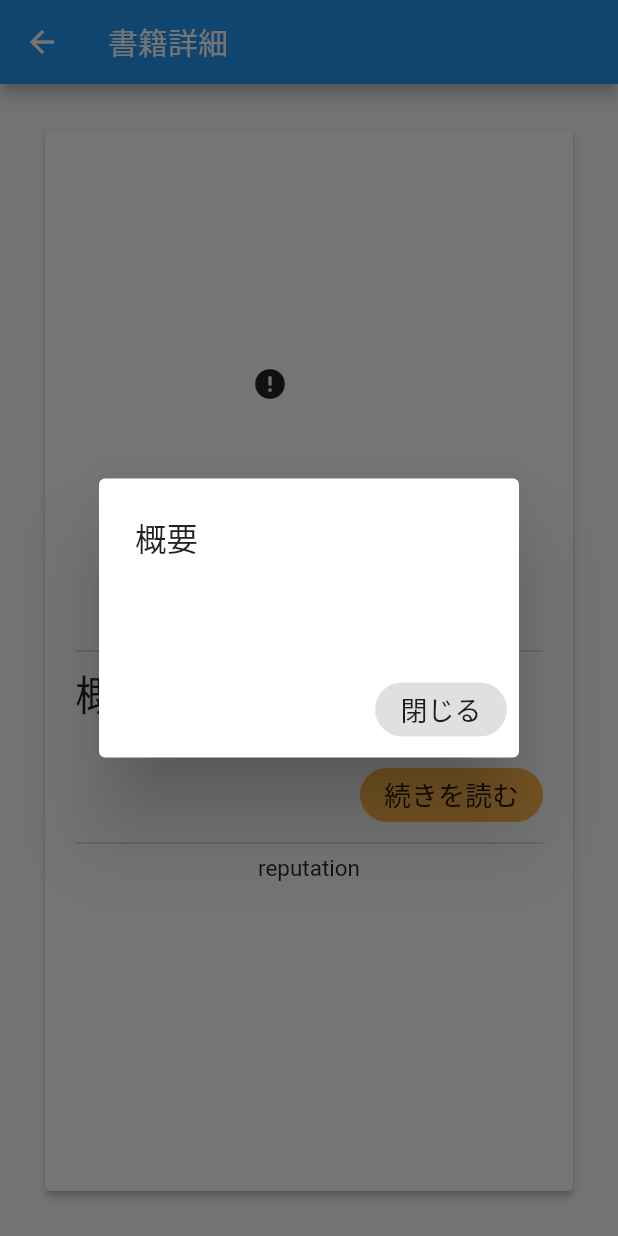
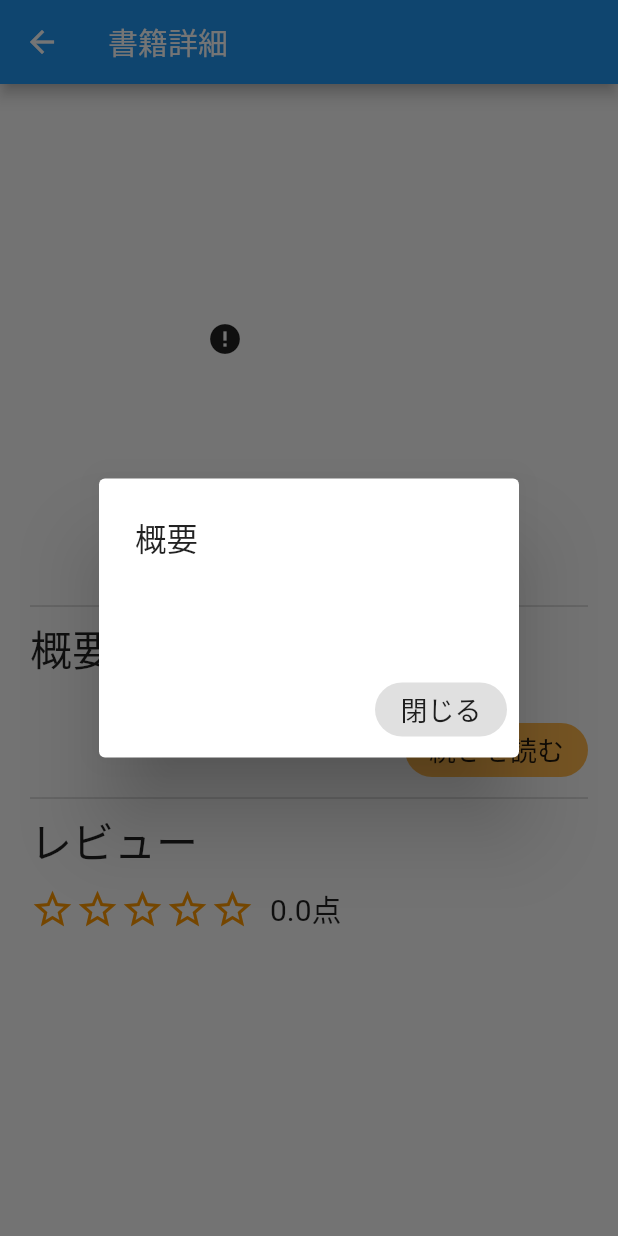
Before and after one commit to ssshun/digital_bookshelf, a Flutter app: the BookDetail screen opened directly with empty values, after a tap on "続きを読む", on a phone screen of 412 x 824 dp. Run offline on Flutter 3.47's test engine with Material 2 defaults, Android fonts, the phone set to English and light mode, and no system bars; drawn by our look-alikes of cached_network_image; our stand-ins replace badges, cloud_firestore, font_awesome_flutter; accounts and stored records are empty; network calls fail.

Commit message:
add reputation area

```diff
--- a/lib/book_detail.dart
+++ b/lib/book_detail.dart
@@ -26,21 +26,12 @@ class BookDetail extends StatelessWidget {
       appBar: AppBar(
         title: Text('書籍詳細'),
       ),
-      body: SizedBox(
-        width: double.infinity,
-        height: double.infinity,
-        child: Card(
-          elevation: 2.0,
-          margin:
-              EdgeInsets.only(top: 30.0, right: 30.0, bottom: 30.0, left: 30.0),
-          child: Column(
-            crossAxisAlignment: CrossAxisAlignment.center,
-            children: <Widget>[
-              _bookDetailArea(context),
-              _reputationArea(),
-            ],
-          ),
-        ),
+      body: Column(
+        crossAxisAlignment: CrossAxisAlignment.center,
+        children: <Widget>[
+          _bookDetailArea(context),
+          _reputationArea(),
+        ],
       ),
     );
   }
@@ -186,7 +177,48 @@ class BookDetail extends StatelessWidget {
   }
 
   Widget _reputationArea() {
-    return Center(child: Text('reputation'));
+    return Column(
+      crossAxisAlignment: CrossAxisAlignment.start,
+      children: <Widget>[
+        Padding(
+          padding: EdgeInsets.symmetric(horizontal: 20.0),
+          child: Text(
+            'レビュー',
+            style: TextStyle(
+              fontSize: 28,
+            ),
+          ),
+        ),
+        Padding(
+          padding: EdgeInsets.symmetric(horizontal: 20.0),
+          child: Row(
+            children: <Widget>[
+              _starArea(rate),
+              Padding(
+                padding: EdgeInsets.only(left: 10.0),
+                child: Text(
+                  '$rate点',
+                  style: TextStyle(
+                    fontSize: 20,
+                  ),
+                ),
+              ),
+            ],
+          ),
+        ),
+        Padding(
+          padding: EdgeInsets.symmetric(horizontal: 20.0),
+          child: Text(
+            overview,
+            style: TextStyle(
+              fontSize: 20,
+            ),
+            maxLines: 2,
+            overflow: TextOverflow.ellipsis,
+          ),
+        ),
+      ],
+    );
   }
 
   Widget _starArea(double rate) {
```
